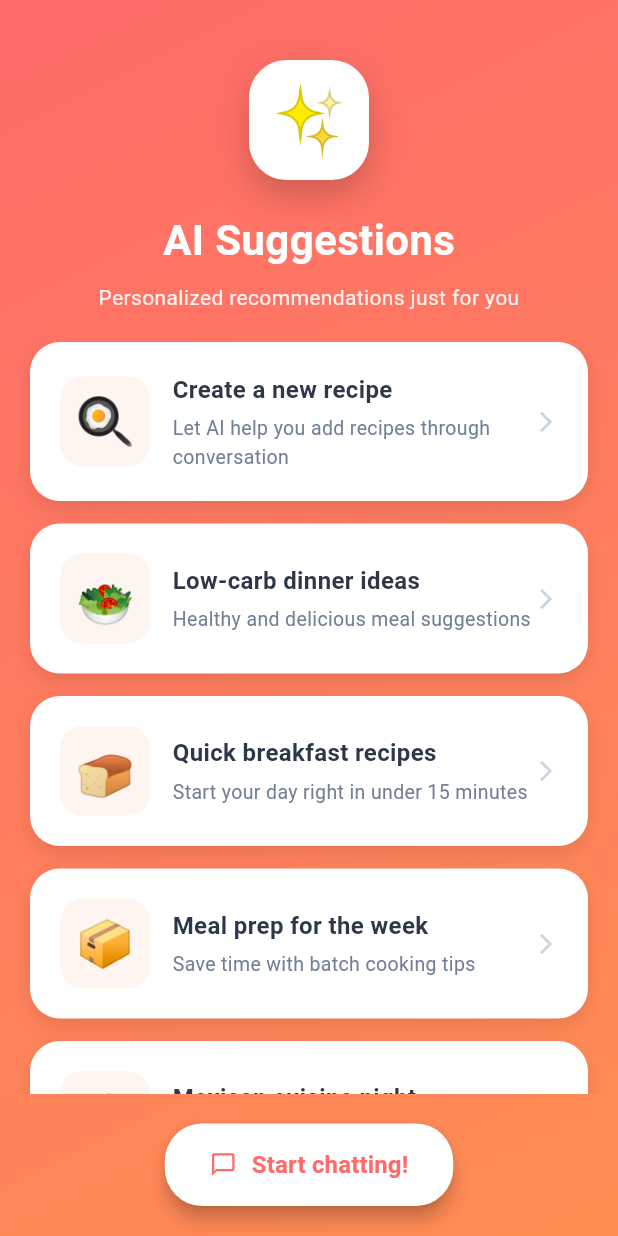
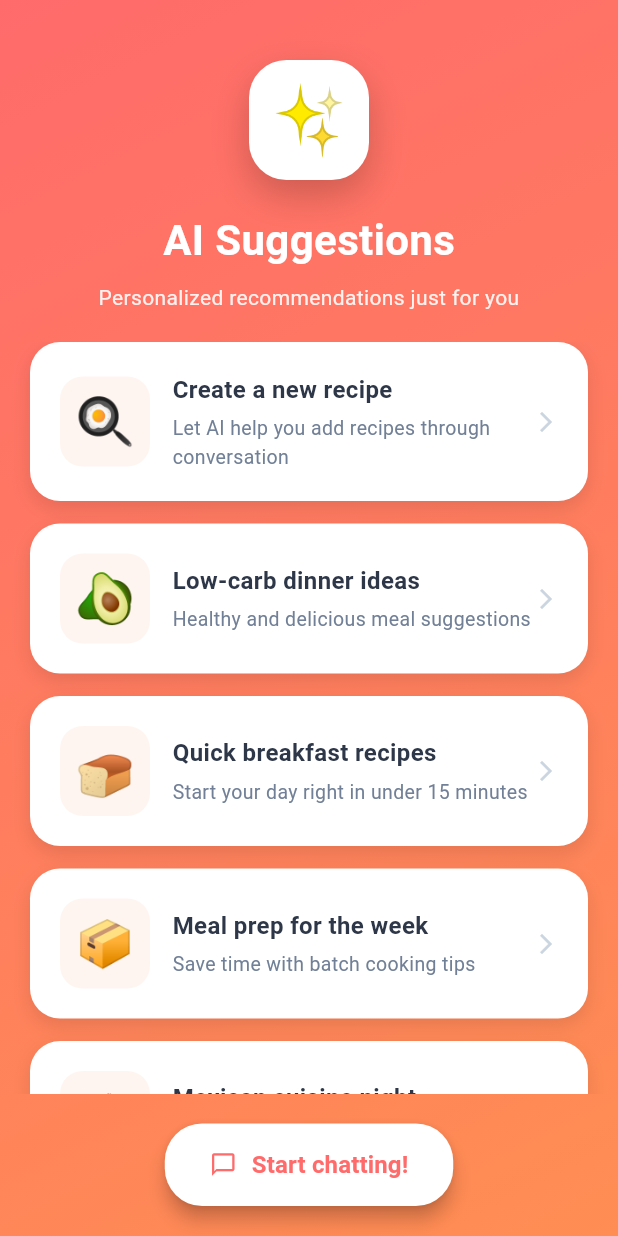
Before and after one commit to kazishakkhar17/RecipeWhisper, a Flutter app: the AiSuggestionScreen screen opened directly, on a phone screen of 412 x 824 dp. Run offline on Flutter 3.47's test engine with Material 3 defaults, Android fonts, the light colour scheme and no system bars; our stand-ins replace awesome_notifications, firebase_auth, firebase_core, flutter_dotenv, flutter_riverpod, get_it and 5 more; accounts and stored records are empty.

Commit message:
backup commit

```diff
--- a/lib/features/ai_suggestions/presentation/screens/ai_suggestion_screen.dart
+++ b/lib/features/ai_suggestions/presentation/screens/ai_suggestion_screen.dart
@@ -170,7 +170,7 @@ class _AiSuggestionScreenState extends ConsumerState<AiSuggestionScreen> {
                   ),
                   const SizedBox(height: 15),
                   _buildSuggestionCard(
-                    icon: '🥗',
+                    icon: '🥑',
                     title: context.tr('low_carb_dinner'),
                     description: context.tr('low_carb_dinner_desc'),
                     onTap: () => _startConversation('Suggest low-carb dinner ideas'),
```
